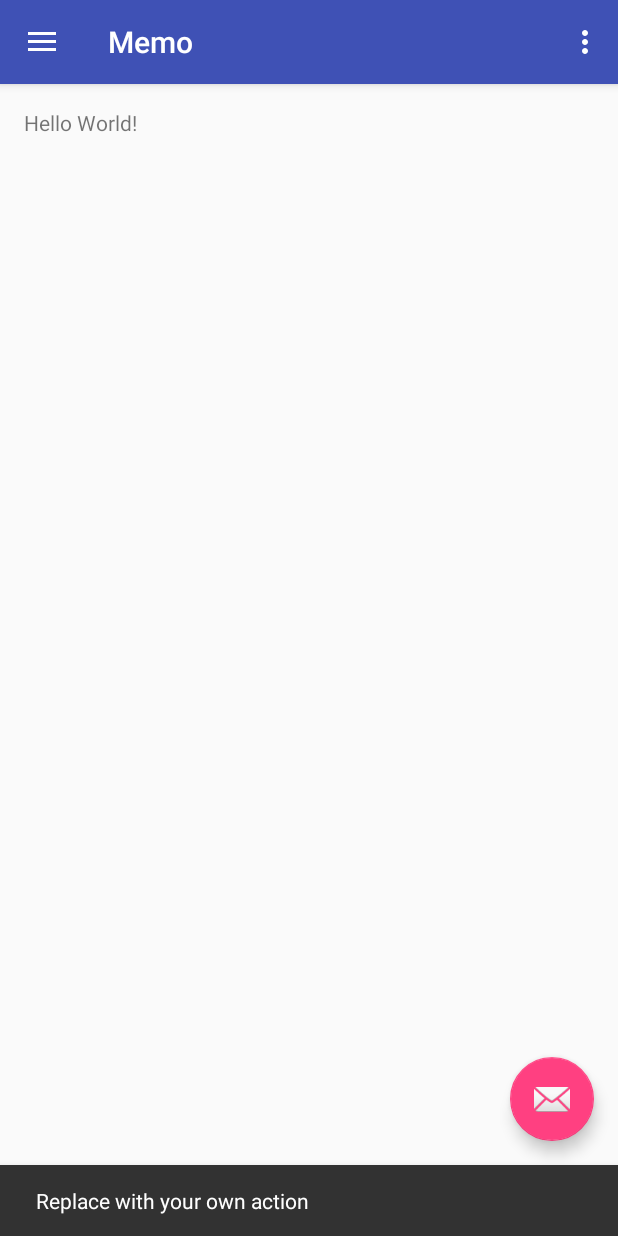
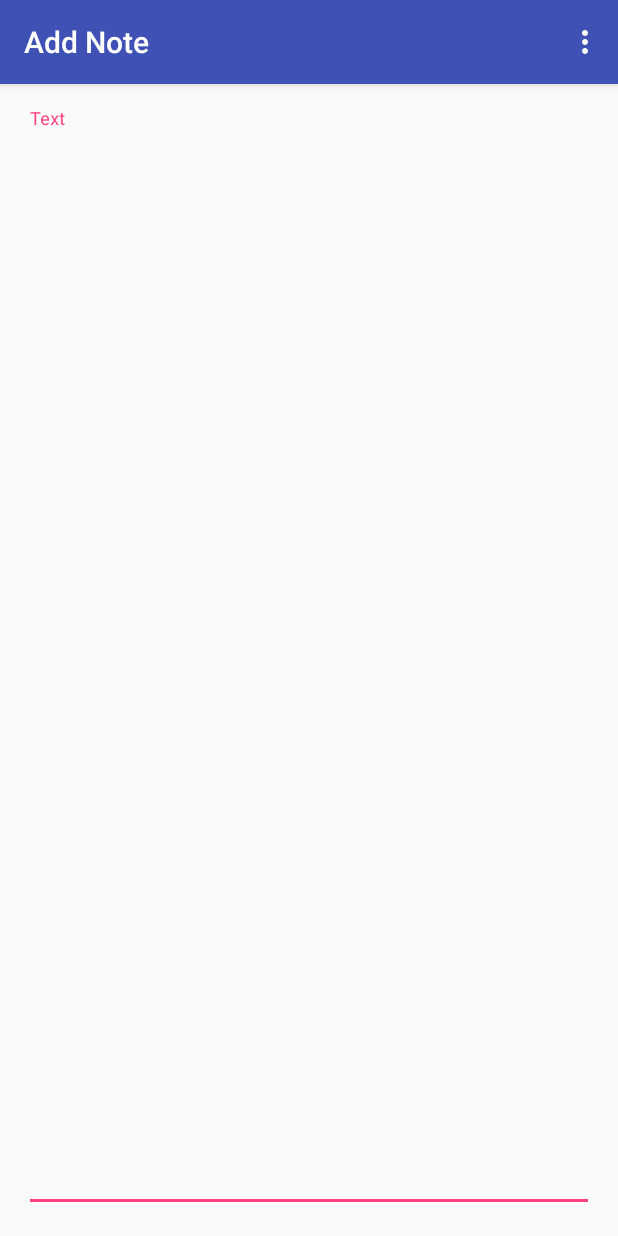
Before and after one commit to PosteroCompany/memo, an Android app: the screen it shows after launch (MainActivity before the commit, NoteAdd after it), after a tap on an icon or button, on a phone screen of 412 x 824 dp. Run offline under Robolectric (Android 15) with nearby library versions, the phone set to English and light mode, and no system bars; 2 statements that could not run were skipped.

Commit message:
Implement function to Add Note
- change the app logo

```diff
--- a/app/src/main/java/br/com/posterocompany/memo/activitys/MainActivity.java
+++ b/app/src/main/java/br/com/posterocompany/memo/activitys/MainActivity.java
@@ -1,47 +1,42 @@
 package br.com.posterocompany.memo.activitys;
 
+import android.content.Intent;
 import android.os.Bundle;
 import android.support.design.widget.FloatingActionButton;
-import android.support.design.widget.Snackbar;
-import android.view.View;
 import android.support.design.widget.NavigationView;
 import android.support.v4.view.GravityCompat;
 import android.support.v4.widget.DrawerLayout;
 import android.support.v7.app.ActionBarDrawerToggle;
 import android.support.v7.app.AppCompatActivity;
+import android.support.v7.widget.LinearLayoutManager;
+import android.support.v7.widget.RecyclerView;
 import android.support.v7.widget.Toolbar;
 import android.view.Menu;
 import android.view.MenuItem;
+import android.view.View;
+
+import java.util.List;
 
 import br.com.posterocompany.memo.R;
+import br.com.posterocompany.memo.adapters.NotesAdapter;
+import br.com.posterocompany.memo.models.Note;
+import br.com.posterocompany.memo.utils.DividerItemDecoration;
 
 public class MainActivity extends AppCompatActivity
         implements NavigationView.OnNavigationItemSelectedListener {
 
+    public static int REQUEST_NOTE_ADD = 1;
+
+    private List<Note> notes;
+
+    private RecyclerView recyclerView;
+    private RecyclerView.Adapter adapter;
+    private RecyclerView.LayoutManager layoutManager;
+
     @Override
     protected void onCreate(Bundle savedInstanceState) {
         super.onCreate(savedInstanceState);
-        setContentView(R.layout.activity_main);
-        Toolbar toolbar = (Toolbar) findViewById(R.id.toolbar);
-        setSupportActionBar(toolbar);
-
-        FloatingActionButton fab = (FloatingActionButton) findViewById(R.id.fab);
-        fab.setOnClickListener(new View.OnClickListener() {
-            @Override
-            public void onClick(View view) {
-                Snackbar.make(view, "Replace with your own action", Snackbar.LENGTH_LONG)
-                        .setAction("Action", null).show();
-            }
-        });
-
-        DrawerLayout drawer = (DrawerLayout) findViewById(R.id.drawer_layout);
-        ActionBarDrawerToggle toggle = new ActionBarDrawerToggle(
-                this, drawer, toolbar, R.string.navigation_drawer_open, R.string.navigation_drawer_close);
-        drawer.setDrawerListener(toggle);
-        toggle.syncState();
-
-        NavigationView navigationView = (NavigationView) findViewById(R.id.nav_view);
-        navigationView.setNavigationItemSelectedListener(this);
+        this.initLayout();
     }
 
     @Override
@@ -67,8 +62,6 @@ public class MainActivity extends AppCompatActivity
         // automatically handle clicks on the Home/Up button, so long
         // as you specify a parent activity in AndroidManifest.xml.
         int id = item.getItemId();
-
-        //noinspection SimplifiableIfStatement
         if (id == R.id.action_settings) {
             return true;
         }
@@ -76,7 +69,6 @@ public class MainActivity extends AppCompatActivity
         return super.onOptionsItemSelected(item);
     }
 
-    @SuppressWarnings("StatementWithEmptyBody")
     @Override
     public boolean onNavigationItemSelected(MenuItem item) {
         // Handle navigation view item clicks here.
@@ -100,4 +92,56 @@ public class MainActivity extends AppCompatActivity
         drawer.closeDrawer(GravityCompat.START);
         return true;
     }
+
+    public void initLayout() {
+        setContentView(R.layout.activity_main);
+        Toolbar toolbar = (Toolbar) findViewById(R.id.toolbar);
+        setSupportActionBar(toolbar);
+
+        FloatingActionButton fab = (FloatingActionButton) findViewById(R.id.fab);
+        fab.setOnClickListener(new View.OnClickListener() {
+            @Override
+            public void onClick(View view) {
+                /*Snackbar.make(view, "Replace with your own action", Snackbar.LENGTH_LONG)
+                        .setAction("Action", null).show();*/
+                startActivityForResult(new Intent(MainActivity.this, NoteAdd.class), REQUEST_NOTE_ADD);
+            }
+        });
+
+        DrawerLayout drawer = (DrawerLayout) findViewById(R.id.drawer_layout);
+        ActionBarDrawerToggle toggle = new ActionBarDrawerToggle(
+                this, drawer, toolbar, R.string.navigation_drawer_open, R.string.navigation_drawer_close);
+        drawer.setDrawerListener(toggle);
+        toggle.syncState();
+
+        NavigationView navigationView = (NavigationView) findViewById(R.id.nav_view);
+        navigationView.setNavigationItemSelectedListener(this);
+
+        notes = Note.find(Note.class, "", null, "", "id desc", "");
+
+        recyclerView = (RecyclerView) findViewById(R.id.recyclerView);
+        recyclerView.setHasFixedSize(true);
+        recyclerView.addItemDecoration(new DividerItemDecoration(this, DividerItemDecoration.VERTICAL_LIST));
+        layoutManager = new LinearLayoutManager(this);
+        recyclerView.setLayoutManager(layoutManager);
+        adapter = new NotesAdapter(notes);
+        recyclerView.setAdapter(adapter);
+
+
+    }
+
+    @Override
+    protected void onActivityResult(int requestCode, int resultCode, Intent data) {
+        if (requestCode == REQUEST_NOTE_ADD) {
+            if (resultCode == RESULT_OK) {
+                Long noteId = data.getLongExtra("noteId", 0);
+                if (noteId != 0) {
+                    Note note = Note.findById(Note.class, noteId);
+
+                    notes.add(0, note);
+                    adapter.notifyDataSetChanged();
+                }
+            }
+        }
+    }
 }
--- /dev/null
+++ b/app/src/main/java/br/com/posterocompany/memo/activitys/NoteAdd.java
@@ -0,0 +1,63 @@
+package br.com.posterocompany.memo.activitys;
+
+import android.content.Intent;
+import android.support.v7.app.AppCompatActivity;
+import android.os.Bundle;
+import android.view.Menu;
+import android.view.MenuItem;
+import android.widget.EditText;
+
+import java.text.SimpleDateFormat;
+import java.util.Date;
+
+import br.com.posterocompany.memo.R;
+import br.com.posterocompany.memo.models.Note;
+
+public class NoteAdd extends AppCompatActivity {
+
+    private Note note;
+
+    private EditText txtText;
+    private Date dateCreate;
+
+    @Override
+    protected void onCreate(Bundle savedInstanceState) {
+        super.onCreate(savedInstanceState);
+        setContentView(R.layout.activity_add_note);
+
+        txtText = (EditText) findViewById(R.id.txtText);
+        dateCreate = new Date();
+    }
+
+    @Override
+    public boolean onCreateOptionsMenu(Menu menu) {
+        getMenuInflater().inflate(R.menu.activity_note_add, menu);
+        return true;
+    }
+
+    @Override
+    public boolean onOptionsItemSelected(MenuItem item) {
+
+        switch (item.getItemId()) {
+            case R.id.act_save:
+                this.saveNote();
+                getIntent().putExtra("noteId",note.getId());
+                this.setResult(RESULT_OK, getIntent());
+                this.finish();
+                return true;
+        }
+        return false;
+    }
+
+    public void saveNote() {
+        String text = txtText.getText().toString();
+        note = new Note();
+
+        note.text = text;
+        note.dateCreate = dateCreate;
+        note.dateSave = new Date();
+
+        note.save();
+
+    }
+}
--- /dev/null
+++ b/app/src/main/java/br/com/posterocompany/memo/utils/DividerItemDecoration.java
@@ -0,0 +1,104 @@
+package br.com.posterocompany.memo.utils;
+
+import android.content.Context;
+import android.content.res.TypedArray;
+import android.graphics.Canvas;
+import android.graphics.Rect;
+import android.graphics.drawable.Drawable;
+import android.support.v7.widget.LinearLayoutManager;
+import android.support.v7.widget.RecyclerView;
+import android.view.View;
+
+/*
+ * Copyright (C) 2014 The Android Open Source Project
+ *
+ * Licensed under the Apache License, Version 2.0 (the "License");
+ * you may not use this file except in compliance with the License.
+ * You may obtain a copy of the License at
+ *
+ *      http://www.apache.org/licenses/LICENSE-2.0
+ *
+ * Unless required by applicable law or agreed to in writing, software
+ * distributed under the License is distributed on an "AS IS" BASIS,
+ * WITHOUT WARRANTIES OR CONDITIONS OF ANY KIND, either express or implied.
+ * See the License for the specific language governing permissions and
+ * limitations under the License.
+ */
+public class DividerItemDecoration extends RecyclerView.ItemDecoration {
+
+    private static final int[] ATTRS = new int[]{
+            android.R.attr.listDivider
+    };
+
+    public static final int HORIZONTAL_LIST = LinearLayoutManager.HORIZONTAL;
+
+    public static final int VERTICAL_LIST = LinearLayoutManager.VERTICAL;
+
+    private Drawable mDivider;
+
+    private int mOrientation;
+
+    public DividerItemDecoration(Context context, int orientation) {
+        final TypedArray a = context.obtainStyledAttributes(ATTRS);
+        mDivider = a.getDrawable(0);
+        a.recycle();
+        setOrientation(orientation);
+    }
+
+    public void setOrientation(int orientation) {
+        if (orientation != HORIZONTAL_LIST && orientation != VERTICAL_LIST) {
+            throw new IllegalArgumentException("invalid orientation");
+        }
+        mOrientation = orientation;
+    }
+
+    @Override
+    public void onDraw(Canvas c, RecyclerView parent) {
+        if (mOrientation == VERTICAL_LIST) {
+            drawVertical(c, parent);
+        } else {
+            drawHorizontal(c, parent);
+        }
+    }
+
+    public void drawVertical(Canvas c, RecyclerView parent) {
+        final int left = parent.getPaddingLeft();
+        final int right = parent.getWidth() - parent.getPaddingRight();
+
+        final int childCount = parent.getChildCount();
+        for (int i = 0; i < childCount; i++) {
+            final View child = parent.getChildAt(i);
+            final RecyclerView.LayoutParams params = (RecyclerView.LayoutParams) child
+                    .getLayoutParams();
+            final int top = child.getBottom() + params.bottomMargin;
+            final int bottom = top + mDivider.getIntrinsicHeight();
+            mDivider.setBounds(left, top, right, bottom);
+            mDivider.draw(c);
+        }
+    }
+
+    public void drawHorizontal(Canvas c, RecyclerView parent) {
+        final int top = parent.getPaddingTop();
+        final int bottom = parent.getHeight() - parent.getPaddingBottom();
+
+        final int childCount = parent.getChildCount();
+        for (int i = 0; i < childCount; i++) {
+            final View child = parent.getChildAt(i);
+            final RecyclerView.LayoutParams params = (RecyclerView.LayoutParams) child
+                    .getLayoutParams();
+            final int left = child.getRight() + params.rightMargin;
+            final int right = left + mDivider.getIntrinsicHeight();
+            mDivider.setBounds(left, top, right, bottom);
+            mDivider.draw(c);
+        }
+    }
+
+    @Override
+    public void getItemOffsets(Rect outRect, int itemPosition, RecyclerView parent) {
+        if (mOrientation == VERTICAL_LIST) {
+            outRect.set(0, 0, 0, mDivider.getIntrinsicHeight());
+        } else {
+            outRect.set(0, 0, mDivider.getIntrinsicWidth(), 0);
+        }
+    }
+}
--- /dev/null
+++ b/app/src/main/res/layout/activity_add_note.xml
@@ -0,0 +1,26 @@
+<?xml version="1.0" encoding="utf-8"?>
+<LinearLayout xmlns:android="http://schemas.android.com/apk/res/android"
+    xmlns:tools="http://schemas.android.com/tools"
+    android:layout_width="match_parent"
+    android:layout_height="match_parent"
+    android:orientation="vertical"
+    android:paddingBottom="@dimen/activity_vertical_margin"
+    android:paddingLeft="@dimen/activity_horizontal_margin"
+    android:paddingRight="@dimen/activity_horizontal_margin"
+    android:paddingTop="@dimen/activity_vertical_margin"
+    tools:context=".activitys.NoteAdd">
+
+    <android.support.design.widget.TextInputLayout
+        android:layout_width="match_parent"
+        android:layout_height="match_parent">
+
+        <EditText
+            android:id="@+id/txtText"
+            android:layout_width="match_parent"
+            android:layout_height="match_parent"
+            android:gravity="top|left"
+            android:hint="Text" />
+    </android.support.design.widget.TextInputLayout>
+
+
+</LinearLayout>
--- a/app/src/main/res/layout/content_main.xml
+++ b/app/src/main/res/layout/content_main.xml
@@ -1,19 +1,11 @@
 <?xml version="1.0" encoding="utf-8"?>
-<RelativeLayout xmlns:android="http://schemas.android.com/apk/res/android"
+<android.support.v7.widget.RecyclerView xmlns:android="http://schemas.android.com/apk/res/android"
     xmlns:app="http://schemas.android.com/apk/res-auto"
     xmlns:tools="http://schemas.android.com/tools"
+    android:id="@+id/recyclerView"
     android:layout_width="match_parent"
     android:layout_height="match_parent"
-    android:paddingBottom="@dimen/activity_vertical_margin"
-    android:paddingLeft="@dimen/activity_horizontal_margin"
-    android:paddingRight="@dimen/activity_horizontal_margin"
-    android:paddingTop="@dimen/activity_vertical_margin"
+    android:scrollbars="vertical"
     app:layout_behavior="@string/appbar_scrolling_view_behavior"
-    tools:context=".activitys.MainActivity"
-    tools:showIn="@layout/app_bar_main">
-
-    <TextView
-        android:layout_width="wrap_content"
-        android:layout_height="wrap_content"
-        android:text="Hello World!" />
-</RelativeLayout>
+    tools:context=".activity.MainActivity"
+    tools:showIn="@layout/app_bar_main" />
--- /dev/null
+++ b/app/src/main/res/menu/activity_note_add.xml
@@ -0,0 +1,9 @@
+<?xml version="1.0" encoding="utf-8"?>
+<menu xmlns:android="http://schemas.android.com/apk/res/android"
+    xmlns:app="http://schemas.android.com/apk/res-auto">
+    <item
+        android:id="@+id/act_save"
+        android:orderInCategory="100"
+        android:title="@string/act_save"
+        app:showAsAction="never" />
+</menu>
--- a/app/src/main/res/values/strings.xml
+++ b/app/src/main/res/values/strings.xml
@@ -5,4 +5,6 @@
     <string name="navigation_drawer_close">Close navigation drawer</string>
 
     <string name="action_settings">Settings</string>
+    <string name="act_save">Save</string>
+    <string name="activity_note_add_title">Add Note</string>
 </resources>
```
Also changed, not shown: app/src/main/AndroidManifest.xml (+16 -11 lines), app/src/main/java/br/com/posterocompany/memo/adapters/NotesAdapter.java (added, +60 -0 lines), app/src/main/res/layout/recycler_item_note.xml (added, +45 -0 lines), app/src/main/ic_launcher-web.png (added), app/src/main/res/mipmap-hdpi/ic_launcher.png, app/src/main/res/mipmap-mdpi/ic_launcher.png, app/src/main/res/mipmap-xhdpi/ic_launcher.png, app/src/main/res/mipmap-xxhdpi/ic_launcher.png, app/src/main/res/mipmap-xxxhdpi/ic_launcher.png, 1 other file.
